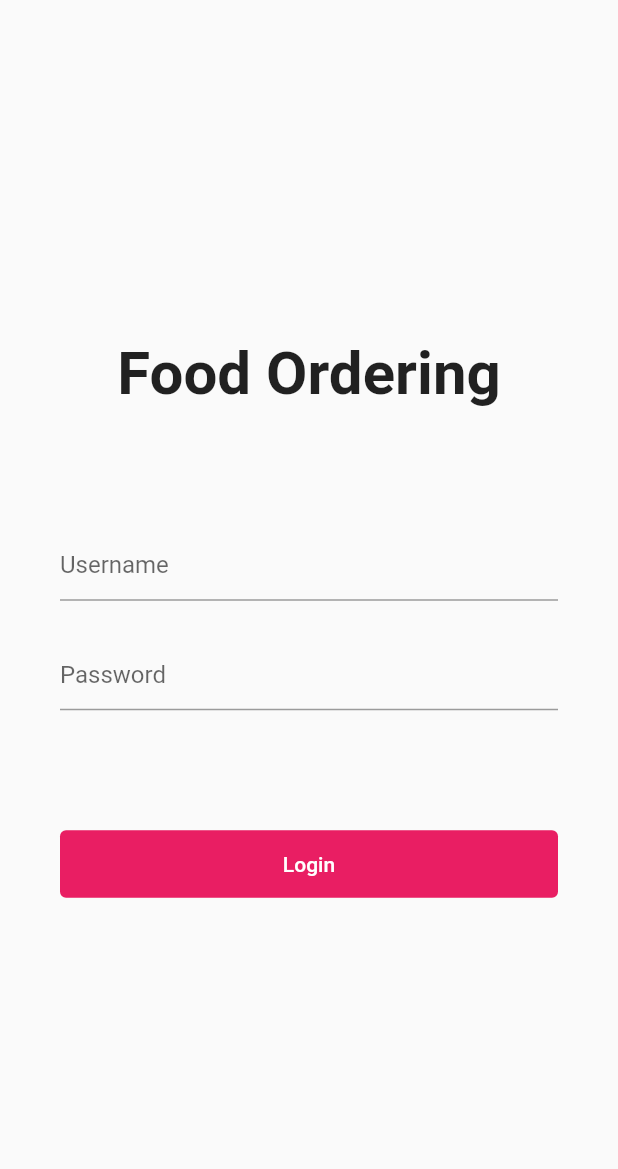
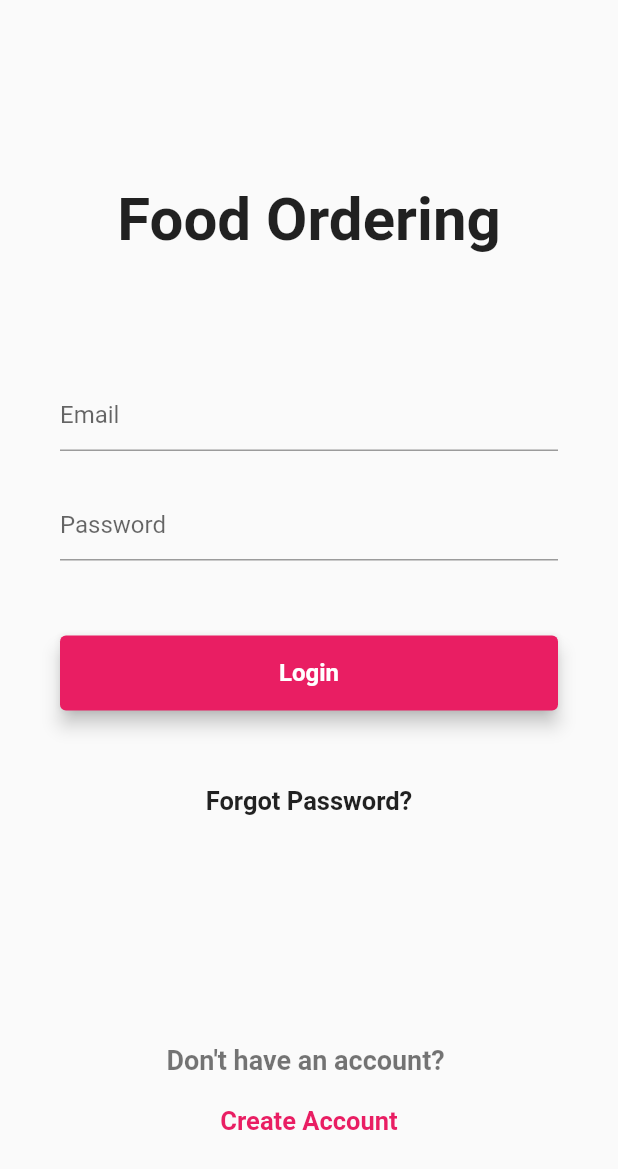
Before and after one commit to ghiljoe/food-ordering-app, a Flutter app: the screen it shows after launch, on a phone screen of 412 x 824 dp. Shown: the top 1169 px of the screen. Run offline on Flutter 3.47's test engine with Material 2 defaults, Android fonts, the phone set to English and light mode, and no system bars; our stand-ins replace fluttertoast, geocoding, geolocator, get, get_storage, progress_indicators and 1 more; missing offline and left inert: geolocator_web; network calls fail; Roboto replaces fonts that are missing (Poppins).

Commit message:
Added create account

```diff
--- a/lib/config/config.dart
+++ b/lib/config/config.dart
@@ -1,4 +1,4 @@
 class Config {
-  static const String API_URL = "https://ordering-menu-app.herokuapp.com/api";
-//  static const String API_URL = "http://localhost:9000/api";
+//  static const String API_URL = "https://ordering-menu-app.herokuapp.com/api";
+  static const String API_URL = "http://localhost:9000/api";
 }
--- a/lib/controllers/login_controller.dart
+++ b/lib/controllers/login_controller.dart
@@ -13,6 +13,7 @@ class LoginController extends GetxController {
 
   final username = TextEditingController();
   final password = TextEditingController();
+
   var isLoading = false.obs;
   final localStorage = GetStorage();
   var isAuthenticated = false.obs;
@@ -33,6 +34,10 @@ class LoginController extends GetxController {
   }
 
   void login() async {
+    if (username.text.isEmpty || password.text.isEmpty) {
+      Toaster.normal('Username or password is required.');
+      return;
+    }
     Map credentials = {"email": username.text, "password": password.text};
     try {
       isLoading(true);
--- a/lib/views/login_page.dart
+++ b/lib/views/login_page.dart
@@ -2,6 +2,8 @@ import 'package:flutter/material.dart';
 import 'package:get/get.dart';
 import 'package:ordering_menu_app/controllers/location_controller.dart';
 import 'package:ordering_menu_app/controllers/login_controller.dart';
+import 'package:ordering_menu_app/views/forgot_password.dart';
+import 'package:ordering_menu_app/views/registration_page.dart';
 
 class LoginPage extends StatelessWidget {
   final loginController = Get.find<LoginController>();
@@ -14,8 +16,11 @@ class LoginPage extends StatelessWidget {
         padding: const EdgeInsets.all(40),
         child: Column(
           crossAxisAlignment: CrossAxisAlignment.center,
-          mainAxisAlignment: MainAxisAlignment.center,
+          mainAxisAlignment: MainAxisAlignment.spaceEvenly,
           children: [
+            SizedBox(
+              height: 30,
+            ),
             Text(
               'Food Ordering',
               style: TextStyle(
@@ -24,13 +29,15 @@ class LoginPage extends StatelessWidget {
               ),
             ),
             SizedBox(
-              height: 80,
+              height: 30,
             ),
+            Column(
+              children: [
                 TextField(
                     autocorrect: true,
                     controller: loginController.username,
                     decoration: InputDecoration(
-                  hintText: 'Username',
+                      hintText: 'Email',
                     )),
                 SizedBox(
                   height: 25,
@@ -43,15 +50,15 @@ class LoginPage extends StatelessWidget {
                       hintText: 'Password',
                     )),
                 SizedBox(
-              height: 80,
+                  height: 50,
                 ),
                 Container(
                   width: double.infinity,
-              height: 45,
+                  height: 50,
                   child: ElevatedButton(
                     style: ElevatedButton.styleFrom(
                       primary: Colors.pink,
-                  elevation: 0,
+                      elevation: 5,
                     ),
                     onPressed: () {
                       loginController.login();
@@ -60,7 +67,60 @@ class LoginPage extends StatelessWidget {
                         ? Center(
                             child: CircularProgressIndicator(),
                           )
-                    : Text('Login', style: TextStyle(fontSize: 14))),
+                        : Text('Login',
+                            style: TextStyle(
+                                fontSize: 16, fontWeight: FontWeight.w600))),
+                  ),
+                ),
+                SizedBox(
+                  height: 50,
+                ),
+                Center(
+                  child: Wrap(
+                    children: [
+                      GestureDetector(
+                        onTap: () => Get.to(() => ForgotPassword()),
+                        child: Text(
+                          'Forgot Password?',
+                          style: TextStyle(
+                            fontSize: 17,
+                            fontWeight: FontWeight.w600,
+                          ),
+                        ),
+                      ),
+                    ],
+                  ),
+                ),
+              ],
+            ),
+            SizedBox(
+              height: 100,
+            ),
+            Center(
+              child: Column(
+                children: [
+                  Text(
+                    'Don\'t have an account? ',
+                    style: TextStyle(
+                        fontSize: 18,
+                        fontWeight: FontWeight.w600,
+                        color: Colors.black54),
+                  ),
+                  SizedBox(
+                    height: 20,
+                  ),
+                  GestureDetector(
+                    onTap: () => Get.offAll(() => RegistrationPage()),
+                    child: Text(
+                      'Create Account',
+                      style: TextStyle(
+                        fontSize: 17,
+                        fontWeight: FontWeight.w600,
+                        color: Colors.pink,
+                      ),
+                    ),
+                  ),
+                ],
               ),
             ),
           ],
--- a/lib/views/menu_category_items_page.dart
+++ b/lib/views/menu_category_items_page.dart
@@ -206,6 +206,10 @@ void addToCartBottomSheet(
     Stack(
       children: [
         Container(
+//          decoration: BoxDecoration(
+//            color: Colors.white,
+//            borderRadius: BorderRadius.all(Radius.circular(20)),
+//          ),
           height: MediaQuery.of(Get.context).size.width,
           color: Colors.white,
           width: double.infinity,
@@ -341,5 +345,6 @@ void addToCartBottomSheet(
       ],
     ),
     isDismissible: false,
+    enableDrag: false,
   );
 }
```
Also changed, not shown: lib/controllers/registration_controller.dart (added, +56 -0 lines), lib/services/authentication_services.dart (+13 -0 lines), lib/views/forgot_password.dart (added, +92 -0 lines), lib/views/registration_page.dart (added, +128 -0 lines), 36 other files. Lines whose indentation alone changed are shown as unchanged.
